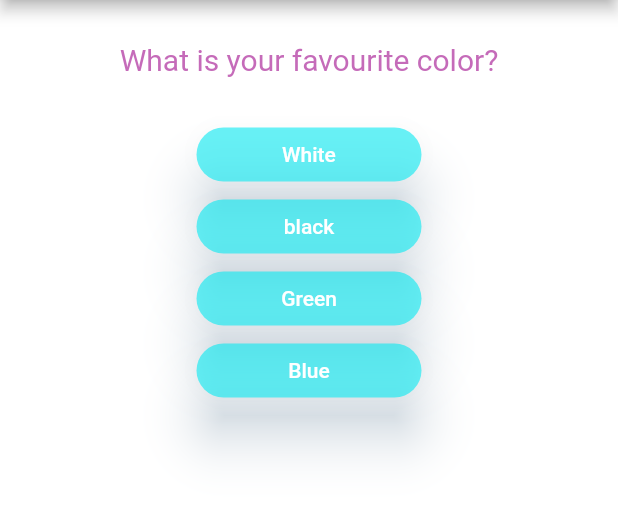
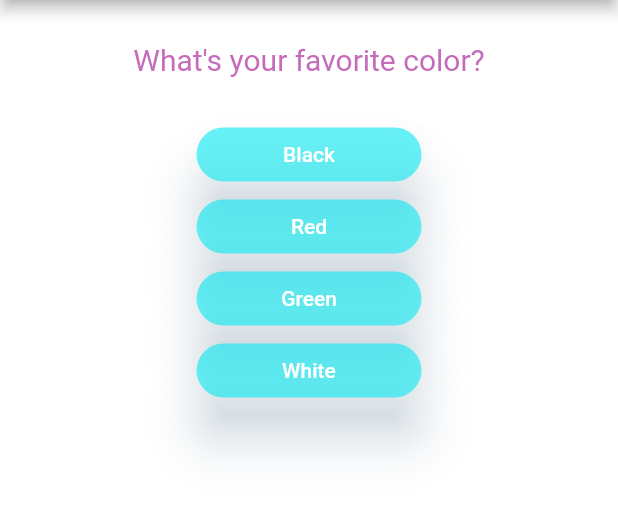
Before and after one commit to rajpranit/quiz-app, a Flutter app: the screen it shows after launch, on a phone screen of 412 x 824 dp, the part 84-606 px from its top. Run offline on Flutter 3.47's test engine with Material 2 defaults, Android fonts, the phone set to English and light mode, and no system bars.

```diff
--- a/lib/main.dart
+++ b/lib/main.dart
@@ -15,8 +15,12 @@ class MyApp extends StatefulWidget {
 
 class _MyAppState extends State<MyApp> {
   var _questionIndex = 0;
+  var _totalScore = 0;
 
-  void _answerQuestion() {
+  void _answerQuestion(int score) {
+
+    _totalScore += score;
+
     setState(() {
       _questionIndex += 1;
       print(_questionIndex);
@@ -25,17 +29,32 @@ class _MyAppState extends State<MyApp> {
 
   final _questions = const [
     {
-      'question': 'What is your favourite color?',
-      'answers': ['White', 'black', 'Green', 'Blue']
+      'questionText': 'What\'s your favorite color?',
+      'answers': [
+        {'text': 'Black', 'score': 10},
+        {'text': 'Red', 'score': 5},
+        {'text': 'Green', 'score': 3},
+        {'text': 'White', 'score': 1},
+      ],
     },
     {
-      'question': 'What is your favourite Animal?',
-      'answers': ['Goose', 'Deer', 'lion', 'Tiger']
+      'questionText': 'What\'s your favorite animal?',
+      'answers': [
+        {'text': 'Rabbit', 'score': 3},
+        {'text': 'Snake', 'score': 11},
+        {'text': 'Elephant', 'score': 5},
+        {'text': 'Lion', 'score': 9},
+      ],
     },
     {
-      'question': 'What is your favourite Place to visit?',
-      'answers': ['Gym', 'Gym', 'Home', 'Home']
-    }
+      'questionText': 'Who\'s your favorite instructor?',
+      'answers': [
+        {'text': 'Max', 'score': 1},
+        {'text': 'Max', 'score': 1},
+        {'text': 'Max', 'score': 1},
+        {'text': 'Max', 'score': 1},
+      ],
+    },
   ];
 
   @override
@@ -55,7 +74,7 @@ class _MyAppState extends State<MyApp> {
         ),
         body: _questionIndex < _questions.length
             ? Quiz(_answerQuestion, _questions, _questionIndex)
-            : Result(),
+            : Result(_totalScore),
       ),
     );
   }
--- a/lib/quiz.dart
+++ b/lib/quiz.dart
@@ -16,9 +16,9 @@ class Quiz extends StatelessWidget {
   Widget build(BuildContext context) {
     return Column(
                 children: [
-                  Question(questions[questionIndex]["question"] as String),
-                  ...(questions[questionIndex]['answers'] as List)
-                      .map((answer) => Answer(answerQuestion, answer),)
+                  Question(questions[questionIndex]["questionText"] as String),
+                  ...(questions[questionIndex]['answers'] as List<Map<String, Object>>)
+                      .map((answer) => Answer( () => answerQuestion(answer['score']), answer['text']),)
                 ],
               );
   }
```
Also changed, not shown: lib/result.dart (+39 -20 lines).
